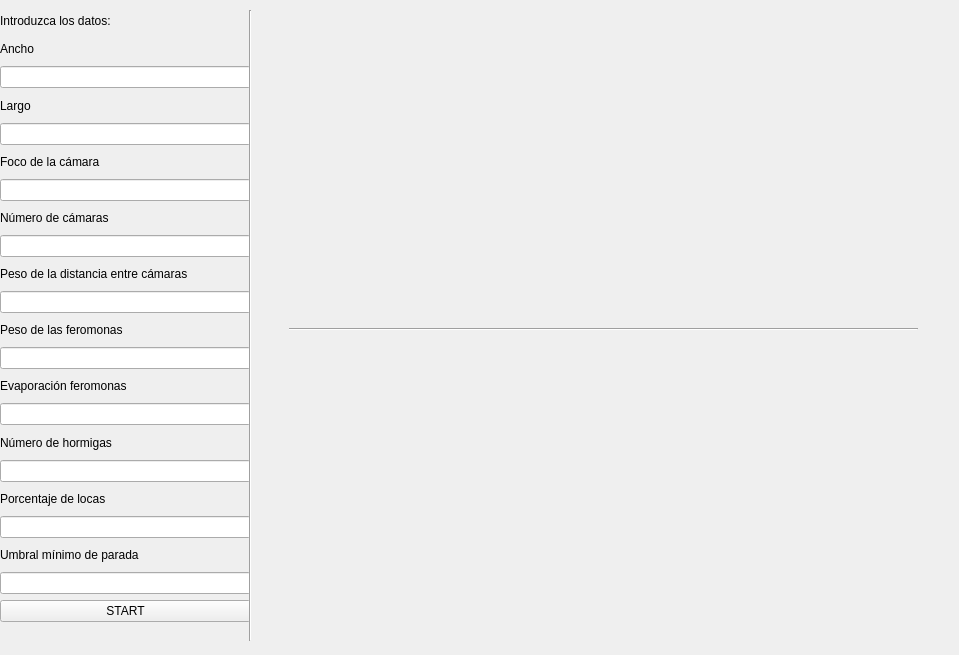
Qt form camerasWindow.ui (CristinaMG/Bioinspirada) before a commit.
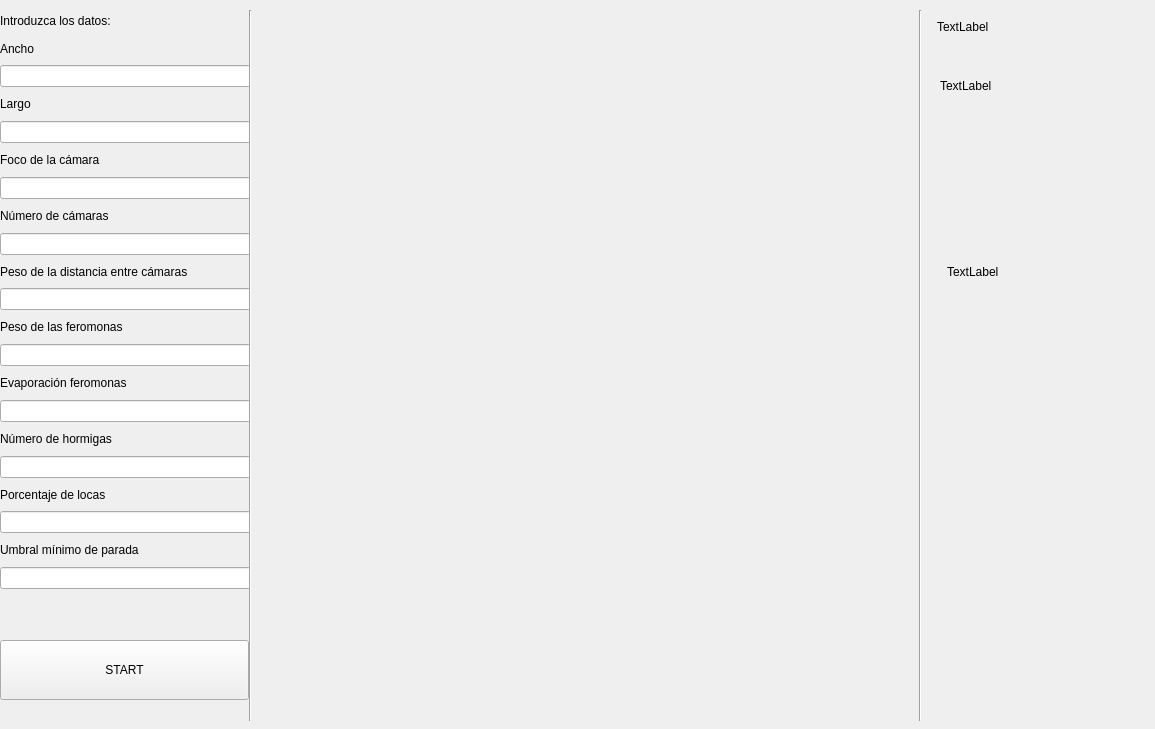
The same form after that commit.

The edit to the form file:
```diff
--- a/camerasWindow.ui
+++ b/camerasWindow.ui
@@ -6,8 +6,8 @@
    <rect>
     <x>0</x>
     <y>0</y>
-    <width>959</width>
-    <height>655</height>
+    <width>1155</width>
+    <height>729</height>
    </rect>
   </property>
   <property name="sizePolicy">
@@ -31,7 +31,7 @@
      <x>0</x>
      <y>10</y>
      <width>251</width>
-     <height>612</height>
+     <height>579</height>
     </rect>
    </property>
    <layout class="QVBoxLayout" name="configuration">
@@ -50,7 +50,14 @@
      </widget>
     </item>
     <item>
-     <widget class="QLineEdit" name="rows"/>
+     <widget class="QLineEdit" name="rows">
+      <property name="enabled">
+       <bool>true</bool>
+      </property>
+      <property name="inputMethodHints">
+       <set>Qt::ImhPreferNumbers</set>
+      </property>
+     </widget>
     </item>
     <item>
      <widget class="QLabel" name="label_10">
@@ -60,7 +67,11 @@
      </widget>
     </item>
     <item>
-     <widget class="QLineEdit" name="cols"/>
+     <widget class="QLineEdit" name="cols">
+      <property name="focusPolicy">
+       <enum>Qt::StrongFocus</enum>
+      </property>
+     </widget>
     </item>
     <item>
      <widget class="QLabel" name="label_11">
@@ -142,44 +153,31 @@
     <item>
      <widget class="QLineEdit" name="minThreshold"/>
     </item>
-    <item>
-     <widget class="QPushButton" name="button">
-      <property name="text">
-       <string>START</string>
-      </property>
-     </widget>
-    </item>
    </layout>
   </widget>
   <widget class="QWidget" name="verticalLayoutWidget_2">
    <property name="geometry">
     <rect>
-     <x>289</x>
-     <y>9</y>
+     <x>280</x>
+     <y>0</y>
      <width>631</width>
-     <height>631</height>
+     <height>721</height>
     </rect>
    </property>
    <layout class="QVBoxLayout" name="imagesLayout">
     <item>
-     <widget class="QWidget" name="image" native="true"/>
+     <widget class="QWidget" name="image" native="true">
+      <property name="sizePolicy">
+       <sizepolicy hsizetype="Preferred" vsizetype="Preferred">
+        <horstretch>0</horstretch>
+        <verstretch>0</verstretch>
+       </sizepolicy>
+      </property>
+      <zorder>pheromones</zorder>
+     </widget>
     </item>
     <item>
-     <widget class="QWidget" name="pheromones" native="true">
-      <widget class="Line" name="line_2">
-       <property name="geometry">
-        <rect>
-         <x>0</x>
-         <y>0</y>
-         <width>629</width>
-         <height>3</height>
-        </rect>
-       </property>
-       <property name="orientation">
-        <enum>Qt::Horizontal</enum>
-       </property>
-      </widget>
-     </widget>
+     <widget class="QWidget" name="pheromones" native="true"/>
     </item>
    </layout>
   </widget>
@@ -189,13 +187,84 @@
      <x>240</x>
      <y>10</y>
      <width>20</width>
-     <height>631</height>
+     <height>711</height>
     </rect>
    </property>
+   <property name="sizePolicy">
+    <sizepolicy hsizetype="Fixed" vsizetype="Expanding">
+     <horstretch>0</horstretch>
+     <verstretch>0</verstretch>
+    </sizepolicy>
+   </property>
    <property name="orientation">
     <enum>Qt::Vertical</enum>
    </property>
   </widget>
+  <widget class="QPushButton" name="start">
+   <property name="geometry">
+    <rect>
+     <x>0</x>
+     <y>640</y>
+     <width>249</width>
+     <height>60</height>
+    </rect>
+   </property>
+   <property name="text">
+    <string>START</string>
+   </property>
+  </widget>
+  <widget class="Line" name="line_2">
+   <property name="geometry">
+    <rect>
+     <x>910</x>
+     <y>10</y>
+     <width>20</width>
+     <height>711</height>
+    </rect>
+   </property>
+   <property name="orientation">
+    <enum>Qt::Vertical</enum>
+   </property>
+  </widget>
+  <widget class="QLabel" name="state">
+   <property name="geometry">
+    <rect>
+     <x>937</x>
+     <y>6</y>
+     <width>201</width>
+     <height>41</height>
+    </rect>
+   </property>
+   <property name="text">
+    <string>TextLabel</string>
+   </property>
+  </widget>
+  <widget class="QLabel" name="process">
+   <property name="geometry">
+    <rect>
+     <x>940</x>
+     <y>70</y>
+     <width>201</width>
+     <height>31</height>
+    </rect>
+   </property>
+   <property name="text">
+    <string>TextLabel</string>
+   </property>
+  </widget>
+  <widget class="QLabel" name="listProcess">
+   <property name="geometry">
+    <rect>
+     <x>947</x>
+     <y>116</y>
+     <width>171</width>
+     <height>311</height>
+    </rect>
+   </property>
+   <property name="text">
+    <string>TextLabel</string>
+   </property>
+  </widget>
  </widget>
  <resources/>
  <connections/>
```
Left out of the diff: 18 changed lines with no effect on the pictures.
